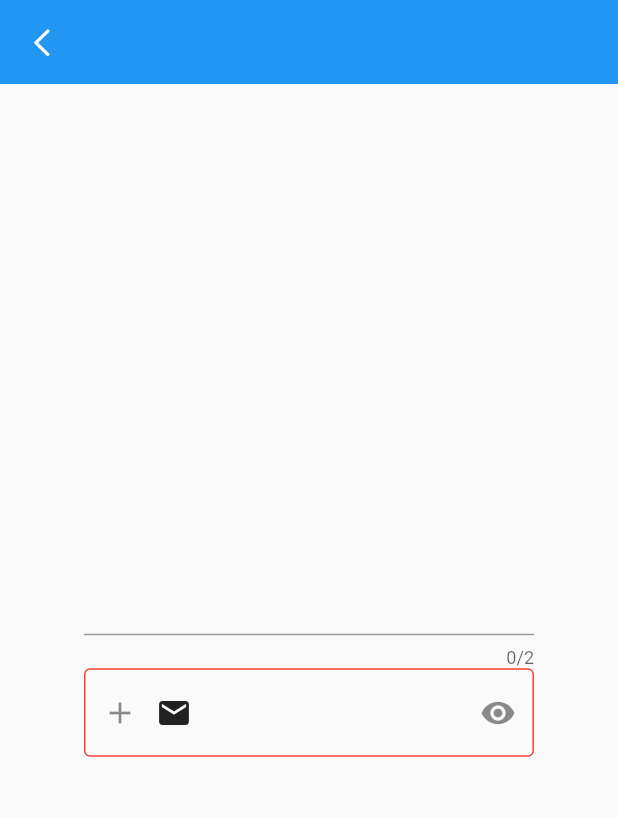
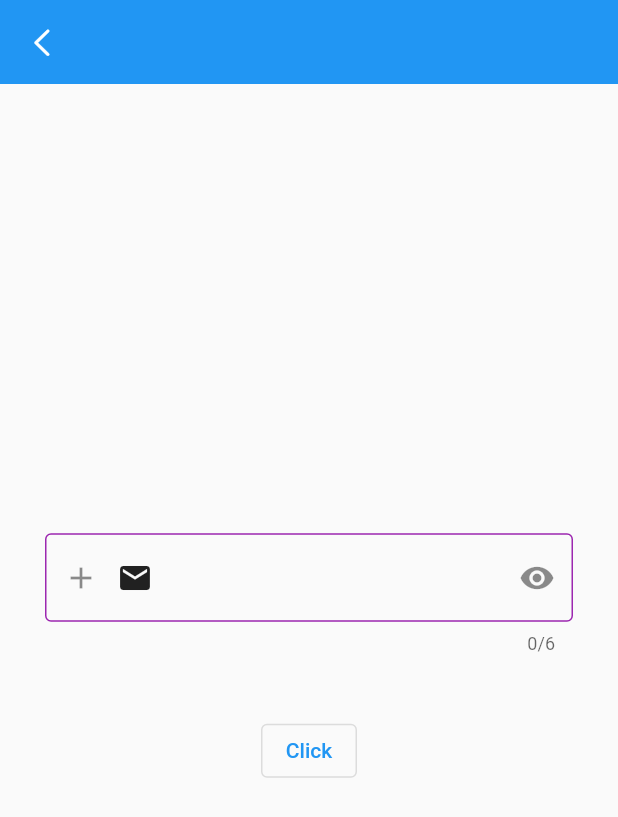
Before and after one commit to div-simform/SSFlutterCookBook, a Flutter app: the screen it shows after launch, after a tap on "TextField", on a phone screen of 412 x 824 dp. Shown: the top 817 px of the screen. Run offline on Flutter 3.47's test engine with Material 2 defaults, Android fonts, the phone set to English and light mode, and no system bars; our stand-ins replace google_fonts.

Commit message:
google-fonts removed,UI Updated, Themes & TextFormField Added

```diff
--- a/lib/main.dart
+++ b/lib/main.dart
@@ -5,6 +5,7 @@ import 'package:divyang_sscomposebook/pages/dribble.dart';
 import 'package:divyang_sscomposebook/pages/dribblehome.dart';
 import 'package:divyang_sscomposebook/pages/flutterlogo.dart';
 import 'package:divyang_sscomposebook/pages/image.dart';
+import 'package:divyang_sscomposebook/pages/lifecycle.dart';
 import 'package:divyang_sscomposebook/pages/stack.dart';
 import 'package:divyang_sscomposebook/pages/textfield.dart';
 import 'package:flutter/material.dart';
@@ -23,7 +24,7 @@ class MyApp extends StatelessWidget {
       debugShowCheckedModeBanner: false,
       theme: ThemeData(
         primarySwatch: Colors.blue,
-        useMaterial3: false,
+        useMaterial3: true,
         brightness: Brightness.dark,
         textTheme: TextTheme(
           titleMedium: GoogleFonts.roboto(
@@ -80,7 +81,9 @@ class _MyStateState extends State<_MyState> {
         _container(widgetName: 'Image-Widget', route: ImageWidget()),
         _container(widgetName: 'Stack Widget', route: StackWidget()),
         _container(widgetName: 'Dribble Home', route: DribbleHome()),
-        _container(widgetName: 'Dribble SignIn', route: DribbleDesign())
+        _container(widgetName: 'Dribble SignIn', route: DribbleDesign()),
+        _container(
+            widgetName: 'Dark / Light Theme added', route: FlutterLifecycle())
       ],
     );
   }
--- a/lib/pages/textfield.dart
+++ b/lib/pages/textfield.dart
@@ -24,6 +24,7 @@ class _MyState extends StatefulWidget {
 class _MyStateState extends State<_MyState> {
   String s = "";
   TextEditingController _textEditingController = TextEditingController();
+  GlobalKey<FormState> _globalKey = GlobalKey<FormState>();
   @override
   Widget build(BuildContext context) {
     return Scaffold(
@@ -40,30 +41,35 @@ class _MyStateState extends State<_MyState> {
           icon: const Icon(CupertinoIcons.left_chevron),
         ),
       ),
-      body: _textField(),
+      body: _textFormField(),
     );
   }
 
-  Widget _textField() {
-    return Center(
+  Widget _textFormField() {
+    return Form(
+      key: _globalKey,
+      onChanged: () {
+        print('changed');
+      },
+      child: Center(
         child: Container(
           alignment: Alignment.center,
-        width: 300,
+          padding: EdgeInsets.only(left: 30, right: 30),
           child: Column(
             crossAxisAlignment: CrossAxisAlignment.center,
             mainAxisAlignment: MainAxisAlignment.center,
             children: [
-            TextField(
+              TextFormField(
+                autovalidateMode: AutovalidateMode.onUserInteraction,
+                validator: (value) {
+                  if (value!.isEmpty) {
+                    return 'Required';
+                  } else if (value.length < 6) {
+                    return 'Must be 6 digits';
+                  }
+                  return null;
+                },
                 keyboardType: TextInputType.number,
-
-              maxLength: 2,
-              decoration: InputDecoration(
-
-
-              ),
-            ),
-            TextField(
-              keyboardType: TextInputType.emailAddress,
                 textInputAction: TextInputAction.done,
                 textCapitalization: TextCapitalization.characters,
                 controller: _textEditingController,
@@ -72,6 +78,7 @@ class _MyStateState extends State<_MyState> {
                     s = value;
                   });
                 },
+                maxLength: 6,
                 decoration: InputDecoration(
                   hintText: 'Email',
                   prefixIcon: Icon(Icons.add),
@@ -79,13 +86,28 @@ class _MyStateState extends State<_MyState> {
                   label: Icon(Icons.email),
                   suffixIcon: Icon(Icons.remove_red_eye_sharp),
                   enabledBorder: OutlineInputBorder(
-                    borderSide: BorderSide(color: Colors.red, width: 1)),
+                    borderSide: BorderSide(color: Colors.purple, width: 1),
+                  ),
                   focusedBorder: OutlineInputBorder(
+                    borderSide: BorderSide(color: Colors.purple, width: 2),
+                  ),
+                  focusedErrorBorder: OutlineInputBorder(
                     borderSide: BorderSide(color: Colors.purple, width: 2),
                   ),
                 ),
               ),
+              SizedBox(height: 40.0),
+              OutlinedButton(
+                  onPressed: () {
+                    if (_globalKey.currentState!.validate()) {
+                      print('TRUE');
+                    } else {
+                      print('false');
+                    }
+                  },
+                  child: Text('Click'))
             ],
+          ),
         ),
       ),
     );
```
Also changed, not shown: lib/pages/dribble.dart (+18 -3 lines), lib/pages/dribblehome.dart (+6 -3 lines), lib/pages/lifecycle.dart (added, +88 -0 lines), lib/widgtes/dribblewidgtes.dart (+41 -14 lines), pubspec.yaml (+4 -4 lines), assets/fonts/Poppins-Black.ttf (added). Lines whose indentation alone changed are shown as unchanged.
